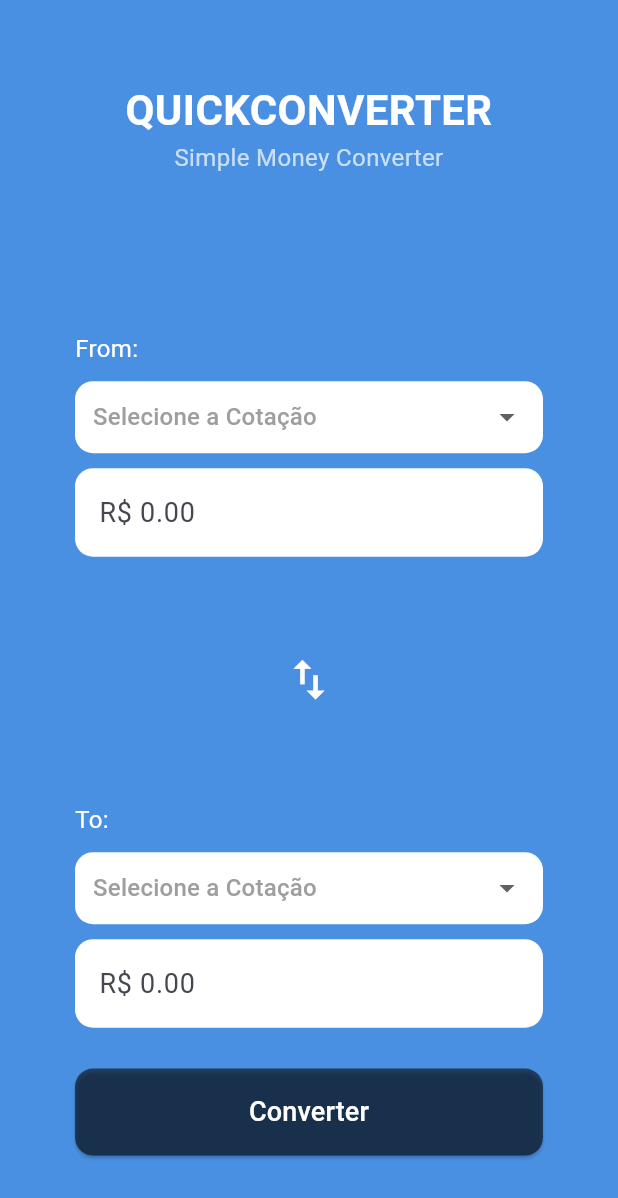
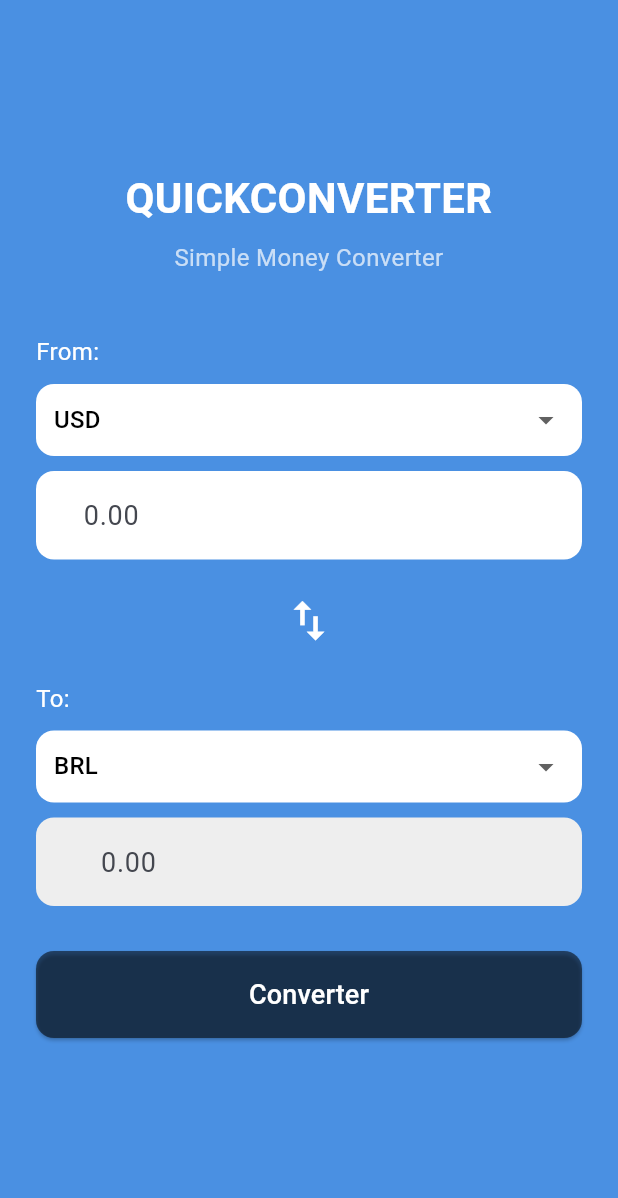
Before and after one commit to GabRodrigues23/QuickConverter, a Flutter app: the screen it shows after launch, on a phone screen of 412 x 824 dp. Shown: the top 1198 px of the screen. Run offline on Flutter 3.47's test engine with Material 3 defaults, Android fonts, the light colour scheme and no system bars.

Commit message:
:sparkles: refactor ui, create input widget, create swap method and validations to show api data correctly

```diff
--- a/frontend/lib/ui/view/converter_page.dart
+++ b/frontend/lib/ui/view/converter_page.dart
@@ -1,11 +1,9 @@
-// Local: lib/ui/view/converter_page.dart
-
 import 'package:flutter/material.dart';
 import 'package:provider/provider.dart';
 
 import '../viewmodel/converter_viewmodel.dart';
+import 'widgets/currency_input_section.dart';
 
-// Tela principal do aplicativo de conversão.
 class ConverterPage extends StatefulWidget {
   const ConverterPage({super.key});
 
@@ -14,37 +12,64 @@ class ConverterPage extends StatefulWidget {
 }
 
 class _ConverterPageState extends State<ConverterPage> {
-  // Controller para o campo de entrada do valor a ser convertido.
-  final _amountControllerFrom = TextEditingController();
-  final _amountControllerTo = TextEditingController();
+  final _fromAmountController = TextEditingController();
+  final _toAmountController = TextEditingController();
 
-  // O método dispose é chamado quando a tela é destruída. Limpa os controllers para evitar vazamentos de memória.
+  String? _fromCurrency = 'USD';
+  String? _toCurrency = 'BRL';
+  final List<String> currencies = ['USD', 'BRL', 'EUR', 'GBP', 'JPY'];
+
+  final Map<String, String> currencySymbols = {
+    'USD': '\$ ',
+    'BRL': 'R\$ ',
+    'EUR': '€ ',
+    'GBP': '£ ',
+    'JPY': '¥ ',
+  };
+
   @override
   void dispose() {
-    _amountControllerFrom.dispose();
-    _amountControllerTo.dispose();
+    _fromAmountController.dispose();
+    _toAmountController.dispose();
     super.dispose();
   }
 
-  List<String> currencies = ['USD', 'BRL', 'EUR', 'GBP', 'JPY'];
-  String? selectedCurrency;
+  void _swapCurrencies() {
+    setState(() {
+      final temp = _fromCurrency;
+      _fromCurrency = _toCurrency;
+      _toCurrency = temp;
+
+      final String resultValue = _toAmountController.text;
+      _fromAmountController.clear();
+      _toAmountController.clear();
+
+      _fromAmountController.text = resultValue;
+    });
+  }
 
   @override
   Widget build(BuildContext context) {
+    final fromCurrencies = currencies.where((c) => c != _toCurrency).toList();
+    final toCurrencies = currencies.where((c) => c != _fromCurrency).toList();
     return Scaffold(
       backgroundColor: const Color(0xFF4A90E2),
       body: SafeArea(
         child: Center(
+          child: SingleChildScrollView(
             child: Padding(
               padding:
-                const EdgeInsets.symmetric(horizontal: 50.0, vertical: 40.0),
+                  const EdgeInsets.symmetric(horizontal: 24.0, vertical: 20.0),
               child: Consumer<ConverterViewModel>(
                 builder: (context, viewModel, child) {
+                  if (viewModel.conversionResult != null &&
+                      !viewModel.isLoading) {
+                    _toAmountController.text =
+                        viewModel.conversionResult!.convertedValue;
+                  }
                   return Column(
-                  mainAxisAlignment: MainAxisAlignment.spaceAround,
+                    mainAxisAlignment: MainAxisAlignment.center,
                     crossAxisAlignment: CrossAxisAlignment.stretch,
-                  children: [
-                    const Column(
                     children: [
                       const Text(
                         'QUICKCONVERTER',
@@ -55,142 +80,98 @@ class _ConverterPageState extends State<ConverterPage> {
                           color: Colors.white,
                         ),
                       ),
+                      const SizedBox(height: 8),
                       const Text(
                         'Simple Money Converter',
                         textAlign: TextAlign.center,
                         style: TextStyle(fontSize: 16, color: Colors.white70),
                       ),
-                      ],
+                      const SizedBox(height: 40),
+                      Column(
+                        children: [
+                          CurrencyInputSection(
+                            label: 'From:',
+                            selectedCurrency: _fromCurrency,
+                            currencies: fromCurrencies,
+                            onCurrencyChanged: (newValue) {
+                              if (newValue == _toCurrency) {
+                                _swapCurrencies();
+                              } else {
+                                setState(() {
+                                  _fromCurrency = newValue;
+                                });
+                              }
+                            },
+                            amountController: _fromAmountController,
+                            currencySymbols: currencySymbols,
                           ),
-                    const SizedBox(height: 50),
-                    Column(
-                      crossAxisAlignment: CrossAxisAlignment.start,
-                      children: [
-                        const Text(
-                          'From:',
-                          style: TextStyle(color: Colors.white, fontSize: 16),
+                          const SizedBox(height: 15),
+                          IconButton(
+                            icon: const Icon(Icons.swap_vert,
+                                color: Colors.white, size: 35),
+                            onPressed: _swapCurrencies,
                           ),
-                        const SizedBox(height: 10),
-                        Container(
-                          padding: const EdgeInsets.symmetric(horizontal: 12),
-                          decoration: BoxDecoration(
-                            color: Colors.white,
-                            borderRadius: BorderRadius.circular(12),
-                          ),
-                          child: DropdownButton<String>(
-                            value: selectedCurrency,
-                            isExpanded: true,
-                            underline: const SizedBox(),
-                            hint: const Text(
-                              'Selecione a Cotação',
-                              style: TextStyle(color: Colors.grey),
-                            ),
-                            items: currencies.map((String currency) {
-                              return DropdownMenuItem<String>(
-                                value: currency,
-                                child: Text(currency),
-                              );
-                            }).toList(),
-                            onChanged: (newValue) {
-                              setState(() {});
+                          const SizedBox(height: 15),
+                          CurrencyInputSection(
+                            label: 'To:',
+                            selectedCurrency: _toCurrency,
+                            currencies: toCurrencies,
+                            onCurrencyChanged: (newValue) {
+                              if (newValue == _fromCurrency) {
+                                _swapCurrencies();
+                              } else {
+                                setState(() {
+                                  _toCurrency = newValue;
+                                });
+                              }
                             },
-                          ),
-                        ),
-                        const SizedBox(height: 10),
-                        TextField(
-                          controller: _amountControllerFrom,
-                          keyboardType: TextInputType.number,
-                          style: const TextStyle(
-                              color: Colors.black, fontSize: 18),
-                          decoration: InputDecoration(
-                            filled: true,
-                            fillColor: Colors.white,
-                            hintText: 'R\$ 0.00',
-                            border: OutlineInputBorder(
-                              borderRadius: BorderRadius.circular(12),
-                              borderSide: BorderSide.none,
-                            ),
-                          ),
+                            amountController: _toAmountController,
+                            currencySymbols: currencySymbols,
+                            isReadOnly: true,
                           ),
                         ],
                       ),
-                    const SizedBox(height: 10),
-                    if (viewModel.isLoading)
-                      const Center(
-                          child: CircularProgressIndicator(color: Colors.white))
-                    else
-                      Icon(Icons.swap_vert, color: Colors.white, size: 35),
-                    const SizedBox(height: 10),
-                    Column(
-                      crossAxisAlignment: CrossAxisAlignment.start,
-                      children: [
-                        const Text(
-                          'To:',
-                          style: TextStyle(color: Colors.white, fontSize: 16),
-                        ),
-                        const SizedBox(height: 10),
-                        Container(
-                          padding: const EdgeInsets.symmetric(horizontal: 12),
-                          decoration: BoxDecoration(
-                            color: Colors.white,
-                            borderRadius: BorderRadius.circular(12),
-                          ),
-                          child: DropdownButton<String>(
-                            value: selectedCurrency,
-                            isExpanded: true,
-                            underline: const SizedBox(),
-                            hint: const Text(
-                              'Selecione a Cotação',
-                              style: TextStyle(color: Colors.grey),
-                            ),
-                            items: currencies.map((String currency) {
-                              return DropdownMenuItem<String>(
-                                value: currency,
-                                child: Text(currency),
+                      const SizedBox(height: 30),
+                      ElevatedButton(
+                        onPressed: viewModel.isLoading
+                            ? null
+                            : () {
+                                if (_fromCurrency != null &&
+                                    _toCurrency != null &&
+                                    _fromAmountController.text.isNotEmpty) {
+                                  viewModel.performConversion(
+                                    from: _fromCurrency!,
+                                    to: _toCurrency!,
+                                    amount: _fromAmountController.text,
                                   );
-                            }).toList(),
-                            onChanged: (newValue) {
-                              setState(() {});
-                            },
-                          ),
-                        ),
-                        const SizedBox(height: 10),
-                        TextField(
-                          controller: _amountControllerTo,
-                          keyboardType: TextInputType.number,
-                          style: const TextStyle(
-                              color: Colors.black, fontSize: 18),
-                          decoration: InputDecoration(
-                            filled: true,
-                            fillColor: Colors.white,
-                            hintText: 'R\$ 0.00',
-                            border: OutlineInputBorder(
-                              borderRadius: BorderRadius.circular(12),
-                              borderSide: BorderSide.none,
-                            ),
-                          ),
-                        ),
-                      ],
-                    ),
-                    ElevatedButton(
-                      onPressed: () {
-                        viewModel.performConversion(
-                          from: 'USD', // Valor fixo por enquanto
-                          to: 'BRL', // Valor fixo por enquanto
-                          amount: '100.00',
-                        );
+                                }
                               },
                         style: ElevatedButton.styleFrom(
                           padding: const EdgeInsets.symmetric(vertical: 16),
                           backgroundColor: Colors.black54,
+                          disabledBackgroundColor: Colors.grey.shade700,
                           shape: RoundedRectangleBorder(
-                          borderRadius: BorderRadius.circular(12),
+                              borderRadius: BorderRadius.circular(12)),
                         ),
+                        child: viewModel.isLoading
+                            ? const SizedBox(
+                                height: 24,
+                                width: 24,
+                                child: CircularProgressIndicator(
+                                    strokeWidth: 3, color: Colors.white),
+                              )
+                            : const Text('Converter',
+                                style: TextStyle(
+                                    fontSize: 18, color: Colors.white)),
                       ),
-                      child: const Text(
-                        'Converter',
-                        style: TextStyle(fontSize: 18, color: Colors.white),
-                      ),
+                      const SizedBox(height: 20),
+                      if (viewModel.errorMessage != null)
+                        Text(
+                          viewModel.errorMessage!,
+                          textAlign: TextAlign.center,
+                          style: const TextStyle(
+                              color: Colors.redAccent,
+                              fontWeight: FontWeight.bold),
                         ),
                     ],
                   );
@@ -199,6 +180,7 @@ class _ConverterPageState extends State<ConverterPage> {
             ),
           ),
         ),
+      ),
     );
   }
 }
--- /dev/null
+++ b/frontend/lib/ui/view/widgets/currency_input_section.dart
@@ -0,0 +1,76 @@
+import 'package:flutter/material.dart';
+
+class CurrencyInputSection extends StatelessWidget {
+  final String label;
+  final String? selectedCurrency;
+  final List<String> currencies;
+  final Function(String?) onCurrencyChanged;
+  final TextEditingController? amountController;
+  final bool isReadOnly;
+  final Map<String, String> currencySymbols;
+
+  const CurrencyInputSection({
+    super.key,
+    required this.label,
+    required this.selectedCurrency,
+    required this.currencies,
+    required this.onCurrencyChanged,
+    required this.currencySymbols,
+    this.amountController,
+    this.isReadOnly = false,
+  });
+
+  @override
+  Widget build(BuildContext context) {
+    return Column(
+      crossAxisAlignment: CrossAxisAlignment.start,
+      children: [
+        Text(
+          label,
+          style: const TextStyle(color: Colors.white, fontSize: 16),
+        ),
+        const SizedBox(height: 10),
+        Container(
+          padding: const EdgeInsets.symmetric(horizontal: 12),
+          decoration: BoxDecoration(
+            color: Colors.white,
+            borderRadius: BorderRadius.circular(12),
+          ),
+          child: DropdownButtonHideUnderline(
+            child: DropdownButton<String>(
+              value: selectedCurrency,
+              isExpanded: true,
+              hint:
+                  const Text('Selecione', style: TextStyle(color: Colors.grey)),
+              items: currencies.map((String currency) {
+                return DropdownMenuItem<String>(
+                  value: currency,
+                  child: Text(currency,
+                      style: const TextStyle(color: Colors.black)),
+                );
+              }).toList(),
+              onChanged: onCurrencyChanged,
+            ),
+          ),
+        ),
+        const SizedBox(height: 10),
+        TextField(
+          controller: amountController,
+          readOnly: isReadOnly,
+          keyboardType: const TextInputType.numberWithOptions(decimal: true),
+          style: const TextStyle(color: Colors.black, fontSize: 18),
+          decoration: InputDecoration(
+            prefixText: currencySymbols[selectedCurrency] ?? '',
+            filled: true,
+            fillColor: isReadOnly ? Colors.grey[200] : Colors.white,
+            hintText: '0.00',
+            border: OutlineInputBorder(
+              borderRadius: BorderRadius.circular(12),
+              borderSide: BorderSide.none,
+            ),
+          ),
+        ),
+      ],
+    );
+  }
+}
```
Lines whose indentation alone changed are shown as unchanged.
